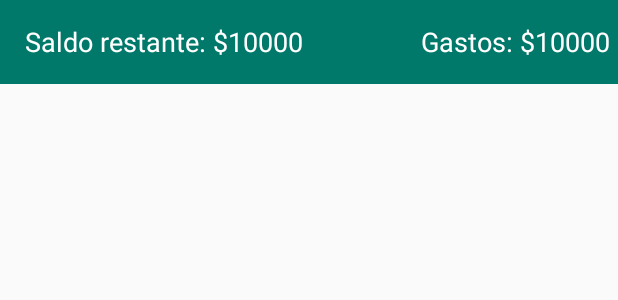
After one commit to davidPerezRamirez/app_choferes, an Android app: the layout toolbar.xml on its own in the app's theme, with its tools: preview values and no code run, on a phone screen of 412 x 824 dp. The commit adds this screen. Shown: the top 300 px of the screen. Run offline under Robolectric (Android 15) with nearby library versions, the phone set to English and light mode, and no system bars.

Commit message:
agrega toolbar al vista que muestra la lista de gastos

```diff
--- a/app/src/main/java/com/example/app_choferes/ui/fragments/ListExpensesFragment.java
+++ b/app/src/main/java/com/example/app_choferes/ui/fragments/ListExpensesFragment.java
@@ -7,6 +7,7 @@ import android.support.design.widget.CoordinatorLayout;
 import android.support.v7.widget.GridLayoutManager;
 import android.support.v7.widget.LinearLayoutManager;
 import android.support.v7.widget.RecyclerView;
+import android.support.v7.widget.Toolbar;
 import android.view.LayoutInflater;
 import android.view.View;
 import android.view.ViewGroup;
@@ -31,10 +32,17 @@ public class ListExpensesFragment extends BaseFragment<ListExpenseFragmentContra
 
     private User currentUser;
 
+    @BindView(R.id.toolbar)
+    Toolbar toolbar;
+    @BindView(R.id.tvRemainingAmount)
+    TextView tvRemainingAmount;
+    @BindView(R.id.tvSpentAmount)
+    TextView tvSpentAmount;
     @BindView(R.id.clListContainer)
     CoordinatorLayout clListContainer;
     @BindView(R.id.rvListExpenses)
     RecyclerView rvListExpenses;
+
     @OnClick(R.id.btn_add)
     public void onClickBtnAdd() {
         ExpensesFragment fragment = ExpensesFragment.newInstance(this.currentUser);
@@ -65,9 +73,14 @@ public class ListExpensesFragment extends BaseFragment<ListExpenseFragmentContra
         unbinder = ButterKnife.bind(this, clListContainer);
 
         faActivity.setOnBackPressedListener(this);
+        this.initializeActionBar();
         this.getPresenter().loadListExpensesFormCurrentUser();
 
         return clListContainer;
+    }
+
+    private void initializeActionBar() {
+        getMainActivity().setSupportActionBar(toolbar);
     }
 
     @Override
--- /dev/null
+++ b/app/src/main/res/layout/toolbar.xml
@@ -0,0 +1,67 @@
+<?xml version="1.0" encoding="utf-8"?>
+<android.support.v7.widget.Toolbar xmlns:android="http://schemas.android.com/apk/res/android"
+    xmlns:app="http://schemas.android.com/apk/res-auto"
+    android:id="@+id/toolbar"
+    android:layout_width="match_parent"
+    android:layout_height="?attr/actionBarSize"
+    android:background="@color/colorPrimary"
+    android:minHeight="?attr/actionBarSize"
+    app:contentInsetStartWithNavigation="0dp"
+    app:layout_collapseMode="pin"
+    app:popupTheme="@style/ThemeOverlay.AppCompat.Light"
+    app:titleTextAppearance="@android:style/TextAppearance.Large">
+
+    <LinearLayout
+        android:layout_width="wrap_content"
+        android:layout_height="match_parent"
+        android:orientation="horizontal">
+
+        <TextView
+            android:id="@+id/action_bar_title"
+            android:layout_width="wrap_content"
+            android:layout_height="match_parent"
+            android:gravity="center_vertical|end"
+            android:text="Saldo restante:"
+            android:textColor="@android:color/white"
+            android:textSize="@dimen/medium_font_size" />
+
+        <TextView
+            android:id="@+id/tvRemainingAmount"
+            android:layout_width="wrap_content"
+            android:layout_height="match_parent"
+            android:layout_marginLeft="5dp"
+            android:gravity="center"
+            android:text="$10000"
+            android:textColor="@android:color/white"
+            android:textSize="@dimen/medium_font_size" />
+
+    </LinearLayout>
+
+    <LinearLayout
+        android:layout_width="match_parent"
+        android:layout_height="match_parent"
+        android:layout_marginRight="5dp"
+        android:gravity="end"
+        android:orientation="horizontal">
+
+        <TextView
+            android:layout_width="wrap_content"
+            android:layout_height="match_parent"
+            android:gravity="center_vertical|end"
+            android:text="Gastos:"
+            android:textColor="@android:color/white"
+            android:textSize="@dimen/medium_font_size" />
+
+        <TextView
+            android:id="@+id/tvSpentAmount"
+            android:layout_width="wrap_content"
+            android:layout_height="match_parent"
+            android:layout_marginLeft="5dp"
+            android:gravity="center"
+            android:text="$10000"
+            android:textColor="@android:color/white"
+            android:textSize="@dimen/medium_font_size" />
+
+    </LinearLayout>
+
+</android.support.v7.widget.Toolbar>
```
